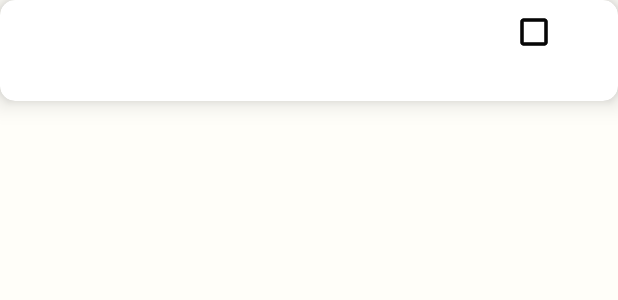
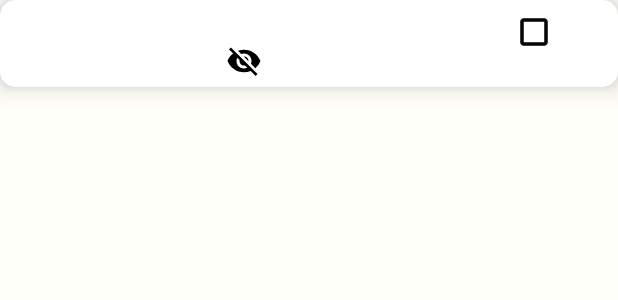
Before and after one commit to dlm001128/Doit, an Android app: the layout child_list_item.xml on its own in the app's theme, with its tools: preview values and no code run, on a phone screen of 412 x 824 dp. Shown: the top 300 px of the screen. Run offline under Robolectric (Android 15) with nearby library versions, the phone set to English and light mode, and no system bars.

Commit message:
add/modify/delete/(not)finish/(not)hide task

```diff
--- a/app/src/main/java/com/example/doit/MainActivity.java
+++ b/app/src/main/java/com/example/doit/MainActivity.java
@@ -21,6 +21,7 @@ import android.widget.DatePicker;
 import android.widget.EditText;
 import android.widget.ExpandableListAdapter;
 import android.widget.ExpandableListView;
+import android.widget.ImageView;
 import android.widget.LinearLayout;
 import android.widget.Spinner;
 import android.widget.Switch;
--- a/app/src/main/java/com/example/doit/TaskAdapter.java
+++ b/app/src/main/java/com/example/doit/TaskAdapter.java
@@ -127,9 +127,12 @@ public class TaskAdapter extends BaseExpandableListAdapter {
         else if(groupPosition == 1) holder.cb = convertView.findViewById(R.id.life_checkbox);
         else if(groupPosition == 2) holder.cb = convertView.findViewById(R.id.work_checkbox);
         else if(groupPosition == 3) holder.cb = convertView.findViewById(R.id.others_checkbox);
+        holder.iv = convertView.findViewById(R.id.imageview_hide);
         convertView.setTag(holder);
         holder.tvCharacter.setText(curTask.getName());
         holder.tvDeadline.setText(curTask.getDeadline());
+        if(taskList.get(projectList[groupPosition]).get(childPosition).getHide() == true) holder.iv.setVisibility(View.VISIBLE);
+        else holder.iv.setVisibility(View.INVISIBLE);
 
         return convertView;
     }
@@ -147,6 +150,7 @@ public class TaskAdapter extends BaseExpandableListAdapter {
         TextView tvCharacter;
         TextView tvDeadline;
         CheckBox cb;
+        ImageView iv;
     }
 
     //组视图容器
--- a/app/src/main/res/layout/child_list_item.xml
+++ b/app/src/main/res/layout/child_list_item.xml
@@ -19,6 +19,14 @@
             android:textSize="20dp"
             android:textColor="@color/lightblack"
             android:textStyle="bold"/>
+
+        <ImageView
+            android:id="@+id/imageview_hide"
+            android:layout_width="wrap_content"
+            android:layout_height="wrap_content"
+            android:layout_marginTop="23dp"
+            android:layout_marginLeft="145dp"
+            android:src="@drawable/ic_baseline_visibility_off_24"/>
 
         <CheckBox
             android:id="@+id/study_checkbox"
@@ -63,7 +71,7 @@
             android:id="@+id/tvDeadline"
             android:layout_width="match_parent"
             android:layout_height="wrap_content"
-            android:layout_marginTop="35dp"
+            android:layout_marginTop="25dp"
             android:layout_marginLeft="15dp"
             android:textSize="15dp"
             android:textColor="@color/grey"/>
```
